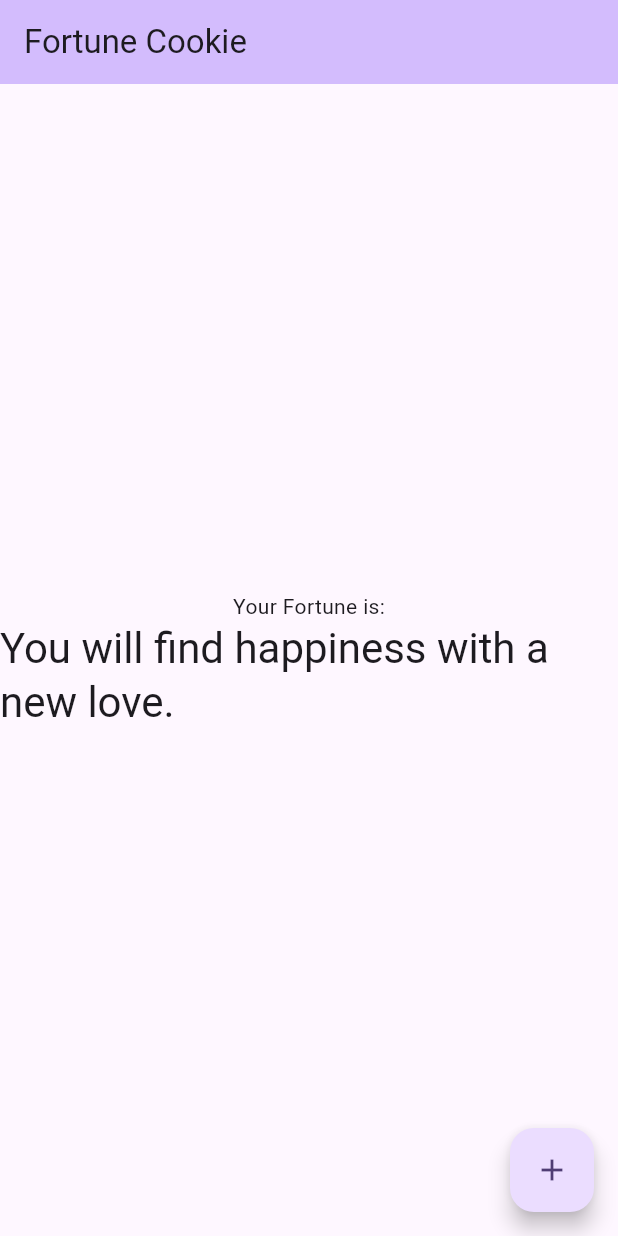
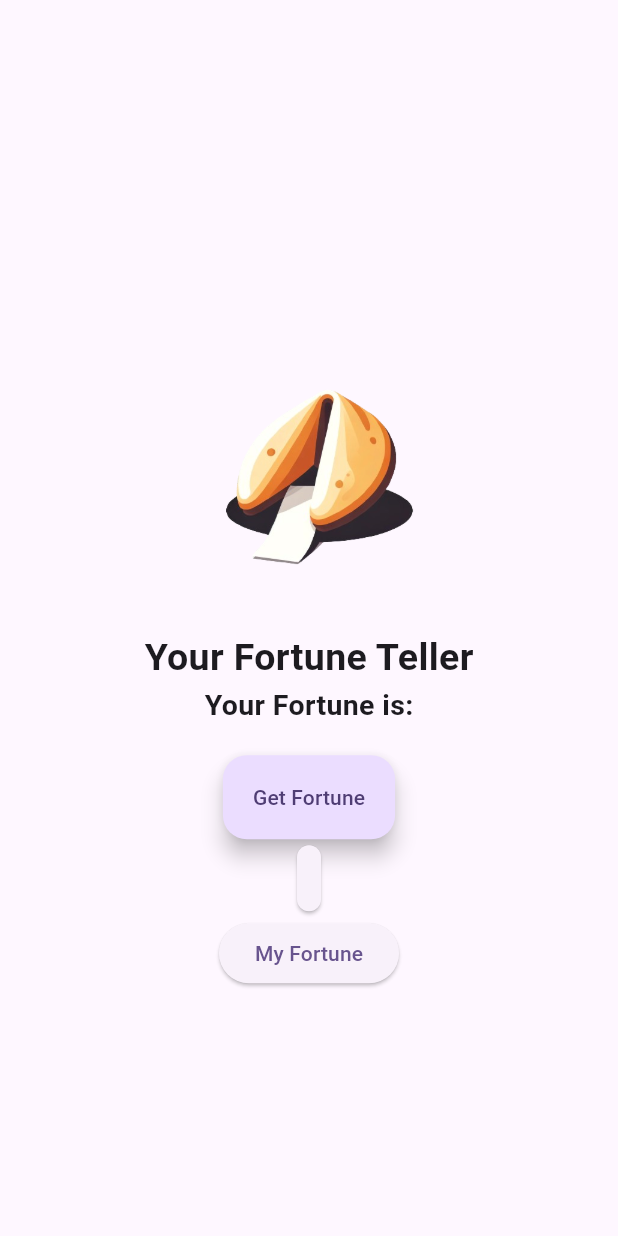
Before and after one commit to SHUBHANKARPOLYGON/FLutter_learn, a Flutter app: the screen it shows after launch, on a phone screen of 412 x 824 dp. Run offline on Flutter 3.47's test engine with Material 3 defaults, Android fonts, the phone set to English and light mode, and no system bars.

```diff
--- a/fortune_cookie_app/lib/main.dart
+++ b/fortune_cookie_app/lib/main.dart
@@ -1,4 +1,5 @@
-import 'package:flutter/material.dart';
+import 'package:flutter/material.dart'; // Construction in UI
+import 'dart:math'; // Construction of Logic in Application // Library that generates that random Values
 
 void main() {
   runApp(const MyApp());
@@ -13,27 +14,25 @@
     return MaterialApp(
       title: 'Flutter Demo',
       theme: ThemeData(
-
         colorScheme: ColorScheme.fromSeed(seedColor: Colors.deepPurple),
         useMaterial3: true,
       ),
-      home:  MyHomePage(),
+      home: MyHomePage(),
     );
   }
 }
 
 class MyHomePage extends StatefulWidget {
-   MyHomePage({super.key});
+  MyHomePage({super.key});
 
-  String _currentFortune = "";
-
+  String _currentFortune = "1";
 
   @override
   State<MyHomePage> createState() => _MyHomePageState();
 }
 
 class _MyHomePageState extends State<MyHomePage> {
-  int _counter = 0;
+  String _currentFortune = "";
 
   final _fortuneList = [
     "You will find happiness with a new love.",
@@ -41,49 +40,81 @@
     "You will have a great day tomorrow.",
     "You will have a great day the day after tomorrow.",
     "You will have a great day the day after the day after tomorrow.",
-    "You will have a great day the day after the day after the day after tomorrow.",
     "You will have a great day the day after the day after the day after the day after tomorrow.",
     "You will have a great day the day after the day after the day after the day after the day after tomorrow.",
+    "You will have a great day the day after the day after the day after the day after the day after the day after tomorrow.",
+    "You will have a great day the day after the day after the day after the day after the day after the day after the day after tomorrow.",
+    "You will have a great day the day after the day after the day after the day after the day after the day after the day after the day after tomorrow.",
+    "You will have a great day the day after the day after the day after the day after the day after the day after the day after the day after the day after tomorrow.",
+    "You will have a great day the day after the day after the day after the day after the day after the day after the day after the day after the day after the day after tomorrow.",
+    "You will have a great day",
   ];
 
-  void _incrementCounter() {
+  void _randomFortune() {
+    var random = Random();
+    int fortune = random.nextInt(_fortuneList.length);
     setState(() {
-
-      _counter++;
+      _currentFortune = _fortuneList[fortune];
+      print("New Fortune==>: $_currentFortune");
     });
   }
 
   @override
   Widget build(BuildContext context) {
-
+    print("Building the Widget");
     return Scaffold(
-      appBar: AppBar(
-
-        backgroundColor: Theme.of(context).colorScheme.inversePrimary,
-
-        title: Text("Fortune Cookie"),
-      ),
+      appBar: AppBar(),
       body: Center(
-
         child: Column(
-
           mainAxisAlignment: MainAxisAlignment.center,
           children: <Widget>[
-             Text(
+            Image.asset(
+              'assets/images/fortune_cookie.png',
+              width: 200,
+              height: 200,
+              fit: BoxFit.cover,
+            ),
+
+            const Text(
+              "Your Fortune Teller",
+              style: TextStyle(
+                fontSize: 25,
+                fontWeight: FontWeight.bold,
+              ),
+            ),
+
+            const Text(
               "Your Fortune is:",
+              style: TextStyle(
+                fontSize: 19,
+                fontWeight: FontWeight.bold,
+              ),
             ),
-            Text(
-              '${_fortuneList[_counter % _fortuneList.length]}',
-              style: Theme.of(context).textTheme.headlineMedium,
+
+            const SizedBox(height: 20),
+            FloatingActionButton.extended(
+              onPressed: _randomFortune,
+              label: const Text('Get Fortune'),
+            ), // FloatingActionButton
+            Card(
+              // Main Widget
+              child: Padding(
+                // Child Widget of Main Widget
+                padding: const EdgeInsets.all(8.0),
+                child: Text(
+                  // Child Widget of Padding
+                  _currentFortune,
+                  style: Theme.of(context).textTheme.titleLarge,
+                ),
+              ),
             ),
+
+            ElevatedButton(
+                onPressed: _randomFortune,
+                child: const Text('My Fortune')), // ElevatedButton
           ],
         ),
       ),
-      floatingActionButton: FloatingActionButton(
-        onPressed: _incrementCounter,
-        tooltip: 'Increment',
-        child: const Icon(Icons.add),
-      ), // This trailing comma makes auto-formatting nicer for build methods.
     );
   }
 }
```
Also changed, not shown: fortune_cookie_app/learn/func_returnt_all_together.dart (added, +11 -0 lines), fortune_cookie_app/learn/learn.dart (added, +10 -0 lines), fortune_cookie_app/learn/pass_argue.dart (added, +11 -0 lines), fortune_cookie_app/pubspec.yaml (+4 -6 lines), fortune_cookie_app/assets/images/fortune_cookie.png (added), 1 other file.
